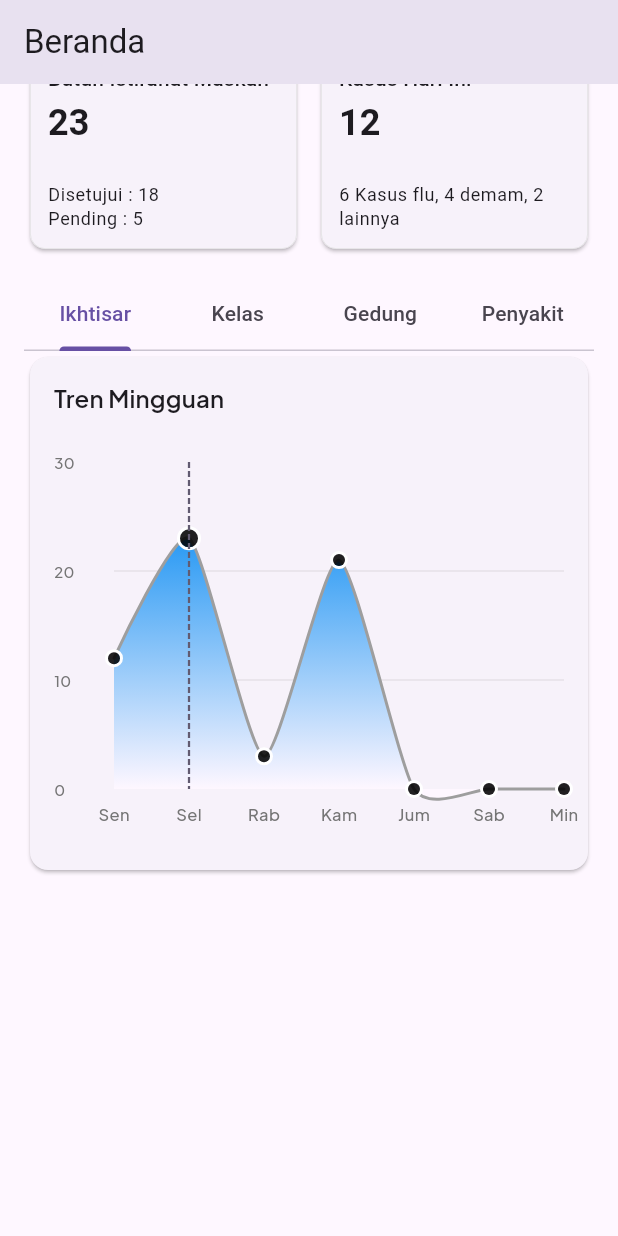
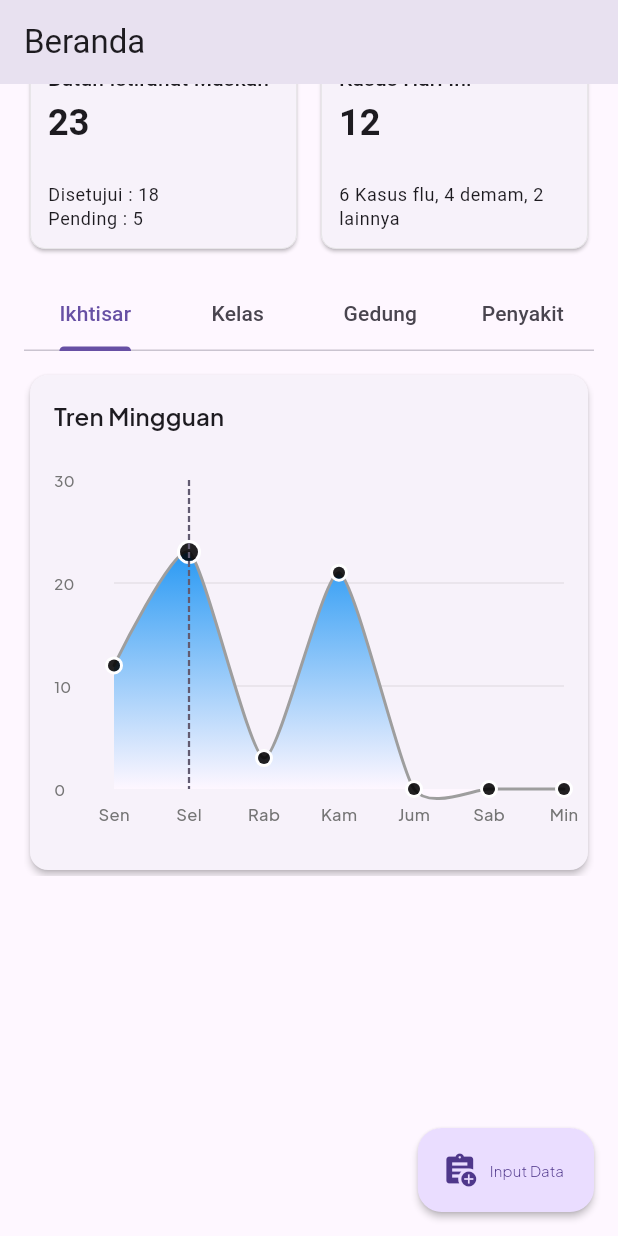
Before and after one commit to rafeefdev/afiyyah-connect, a Flutter app: the screen it shows after launch, scrolled down 306 dp, on a phone screen of 412 x 824 dp. Run offline on Flutter 3.47's test engine with Material 3 defaults, Android fonts, the phone set to English and light mode, and no system bars; drawn by our look-alikes of fl_chart; our stand-ins replace google_fonts.

Commit message:
input health record components

```diff
--- a/lib/app/themes/app_spacing.dart
+++ b/lib/app/themes/app_spacing.dart
@@ -1,8 +1,8 @@
 class AppSpacing {
-  static int xs = 4;
-  static int s = 8;
-  static int m = 12;
-  static int l = 16;
-  static int xl = 24;
-  static int xxl = 32;
+  static double xs = 4;
+  static double s = 8;
+  static double m = 12;
+  static double l = 16;
+  static double xl = 24;
+  static double xxl = 32;
 }
--- a/lib/features/dashboard/dashboard_page.dart
+++ b/lib/features/dashboard/dashboard_page.dart
@@ -1,9 +1,15 @@
+import 'package:afiyyah_connect/app/themes/app_spacing.dart';
+import 'package:afiyyah_connect/features/common/utils/extensions.dart';
+import 'package:afiyyah_connect/features/dashboard/alertcardinfo_component.dart';
+import 'package:afiyyah_connect/features/health_input/bottomsheet_navigator.dart';
 import 'package:afiyyah_connect/features/dashboard/diseasedistributionchart_component.dart';
 import 'package:afiyyah_connect/features/dashboard/dormbarchart_component.dart';
 import 'package:afiyyah_connect/features/dashboard/horizontalstatcard_component.dart';
+import 'package:afiyyah_connect/features/dashboard/insight_card.dart';
 import 'package:afiyyah_connect/features/dashboard/timeserieschart_component.dart';
 import 'package:fl_chart/fl_chart.dart';
 import 'package:flutter/material.dart';
+import 'package:intl/intl.dart';
 
 class DashboardPage extends StatefulWidget {
   final String role;
@@ -39,32 +45,12 @@ class _DashboardPageState extends State<DashboardPage>
         padding: const EdgeInsets.symmetric(horizontal: 16),
         child: Column(
           children: [
-            Text(
-              DateTime.now().toString(),
-              style: textTheme.bodySmall?.copyWith(color: Colors.grey),
-            ),
+            _buildDateInfo(textTheme),
             const SizedBox(height: 16),
-            Card(
-              color: Colors.red[50],
-              child: Padding(
-                padding: const EdgeInsets.all(16.0),
-                child: Row(
-                  children: [
-                    Icon(Icons.warning_amber_rounded, color: Colors.red[700]),
-                    const SizedBox(width: 16),
-                    const Expanded(
-                      child: Column(
-                        crossAxisAlignment: CrossAxisAlignment.start,
-                        children: [
-                          Text('Rujukan Rumah Sakit',
-                              style: TextStyle(fontWeight: FontWeight.bold)),
-                          Text('2 Santri butuh penangangan rumah sakit'),
-                        ],
-                      ),
-                    ),
-                  ],
-                ),
-              ),
+            alertCard(
+              context,
+              title: 'Rujukan Rumah Sakit',
+              alertMessage: '2 santri butuh penanganan rumah sakit',
             ),
             const SizedBox(height: 16),
             _buildInsightsCard(context),
@@ -94,21 +80,58 @@ class _DashboardPageState extends State<DashboardPage>
           ],
         ),
       ),
+      floatingActionButton: FloatingActionButton.extended(
+        label: const Text('Input Data'),
+        icon: const Icon(Icons.assignment_add),
+        onPressed: () {
+          _buildShowHealthInput(context);
+        },
+      ),
+    );
+  }
+
+  Future<dynamic> _buildShowHealthInput(BuildContext context) {
+    return showModalBottomSheet(
+      context: context,
+      showDragHandle: true,
+      requestFocus: true,
+      useSafeArea: true,
+      builder: (context) {
+        return BottomSheetNavigator();
+      },
+    );
+  }
+
+  Widget _buildDateInfo(TextTheme textTheme, {DateTime? date}) {
+    final now = date ?? DateTime.now();
+    final formatter = DateFormat(
+      'EEEE, d MMMM y • HH:mm',
+    ); // contoh: Minggu, 6 Juli 2025 • 14:45
+    final formatted = formatter.format(now);
+
+    return Text(
+      formatted,
+      style: textTheme.bodySmall?.copyWith(color: Colors.grey),
     );
   }
 
   Widget _buildPenyakitTab() {
-    return Card(
+    return Padding(
+      padding: EdgeInsets.only(top: AppSpacing.m),
+      child: Card(
         child: DiseaseDistributionChart(
           title: 'Persebaran Penyakit',
           diseaseData: DiseaseChartFactory.createSampleData(),
           height: 320,
         ),
+      ),
     );
   }
 
   Widget _buildGedungTab() {
-    return Card(
+    return Padding(
+      padding: EdgeInsets.only(top: AppSpacing.m),
+      child: Card(
         child: SizedBox(
           height: 320,
           child: DormBarChartComponent(
@@ -121,20 +144,29 @@ class _DashboardPageState extends State<DashboardPage>
             title: 'Persebaran berdasarkan Asrama',
           ),
         ),
+      ),
     );
   }
 
   Widget _buildKelasTab() {
-    return const Card(child: Center(child: Text('Disease Distribution on Clases')));
+    return Padding(
+      padding: EdgeInsets.only(top: AppSpacing.m),
+      child: const Card(
+        child: Center(child: Text('Disease Distribution on Clases')),
+      ),
+    );
   }
 
   Widget _buildIkhtisharTab() {
-    return Card(
+    return Padding(
+      padding: EdgeInsets.only(top: AppSpacing.m),
+      child: Card(
         child: SizedBox(
           height: 320,
           child: Timeserieschart(
             healthScores: const [12, 23, 3, 21],
             title: 'Tren Mingguan',
+          ),
         ),
       ),
     );
@@ -182,41 +214,3 @@ Widget _buildInsightsCard(BuildContext context) {
     ],
   );
 }
-
-Widget insightCard(
-  BuildContext context, {
-  required String title,
-  required String value,
-  required String explanation,
-}) {
-  final textTheme = Theme.of(context).textTheme;
-  return Expanded(
-    child: SizedBox(
-      height: 144,
-      child: Card(
-        elevation: 1,
-        shape: RoundedRectangleBorder(
-          borderRadius: BorderRadius.circular(10),
-          side: BorderSide(color: Colors.grey[300]!, width: 0.5),
-        ),
-        child: Padding(
-          padding: const EdgeInsets.all(12.0),
-          child: Column(
-            crossAxisAlignment: CrossAxisAlignment.start,
-            children: [
-              Text(title, style: textTheme.titleSmall),
-              const SizedBox(height: 4),
-              Text(value, style: textTheme.headlineSmall?.copyWith(fontWeight: FontWeight.bold)),
-              const Spacer(),
-              Text(
-                explanation,
-                style: textTheme.bodySmall,
-                overflow: TextOverflow.visible,
-              ),
-            ],
-          ),
-        ),
-      ),
-    ),
-  );
-}
```
Also changed, not shown: lib/app/themes/app_themedata.dart (+69 -1 lines), lib/features/dashboard/alertcardinfo_component.dart (+13 -20 lines), lib/features/dashboard/insight_card.dart (added, +44 -0 lines), lib/features/health_input/bottomsheet_navigator.dart (+24 -3 lines). Lines whose indentation alone changed are shown as unchanged.
